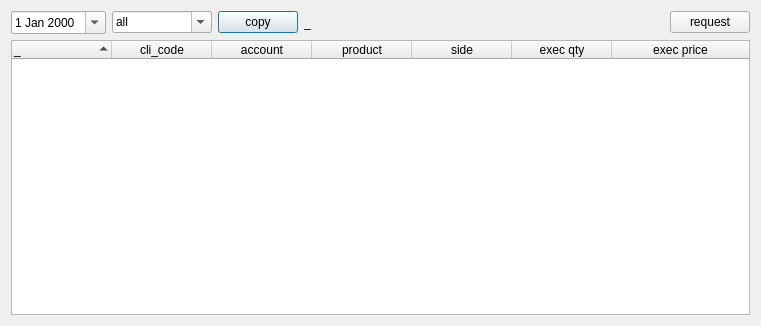
Old version of the form src/qt_components/src/qorderbook/wexechistreport.ui in the repository jleahred/maiquel-toolkit-cpp.
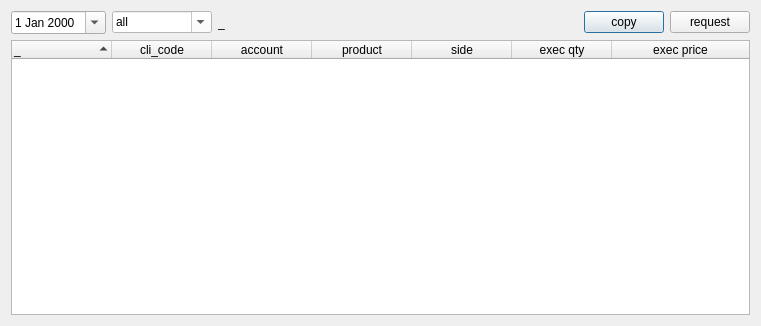
New version of the form.

Diff of the .ui file:
```diff
--- a/src/qt_components/src/qorderbook/wexechistreport.ui
+++ b/src/qt_components/src/qorderbook/wexechistreport.ui
@@ -18,6 +18,9 @@
     <layout class="QHBoxLayout" name="horizontalLayout">
      <item>
       <widget class="QDateEdit" name="dateEdit">
+       <property name="styleSheet">
+        <string notr="true"/>
+       </property>
        <property name="calendarPopup">
         <bool>true</bool>
        </property>
@@ -31,6 +34,9 @@
          <height>0</height>
         </size>
        </property>
+       <property name="styleSheet">
+        <string notr="true">background-color: rgb(255, 255, 255);</string>
+       </property>
        <property name="editable">
         <bool>true</bool>
        </property>
@@ -41,13 +47,6 @@
        </item>
       </widget>
      </item>
-     <item>
-      <widget class="QPushButton" name="pb_copy">
-       <property name="text">
-        <string>copy</string>
-       </property>
-      </widget>
-     </item>
      <item>
       <widget class="QLabel" name="message">
        <property name="text">
@@ -68,6 +67,13 @@
        </property>
       </spacer>
      </item>
+     <item>
+      <widget class="QPushButton" name="pb_copy">
+       <property name="text">
+        <string>copy</string>
+       </property>
+      </widget>
+     </item>
      <item>
       <widget class="QPushButton" name="pb_request">
        <property name="text">
```
